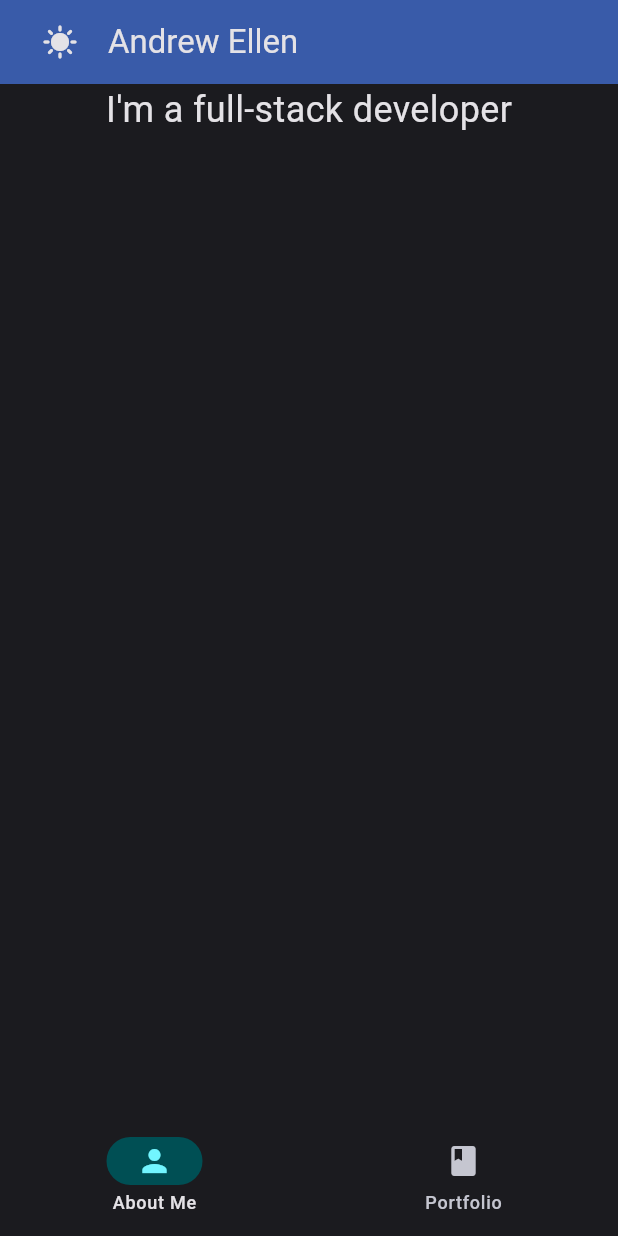
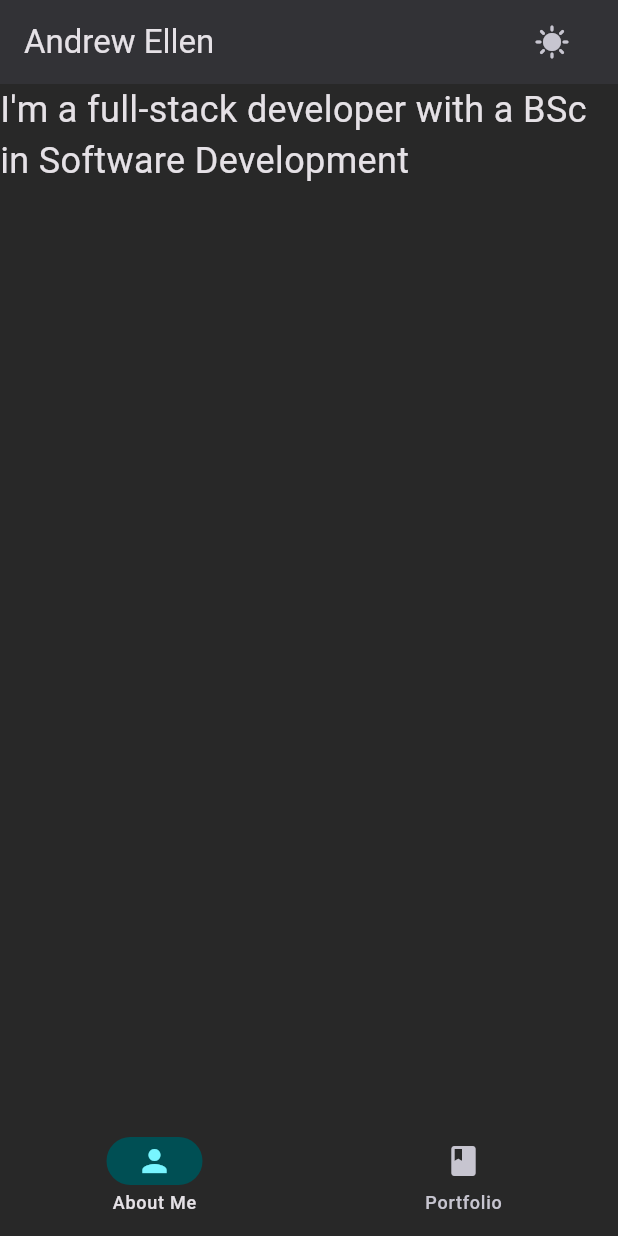
Before and after one commit to AndrewEllen/flutter_portfolio_website, a Flutter app: the screen it shows after launch, on a phone screen of 412 x 824 dp. Run offline on Flutter 3.47's test engine with Material 3 defaults, Android fonts, the phone set to English and light mode, and no system bars.

Commit message:
Adjusted colours and fixed navbar issue on page change

```diff
--- a/lib/main.dart
+++ b/lib/main.dart
@@ -105,6 +105,7 @@
                         setState(() {
                           currentPageIndex = index;
                         });
+                        context.read<ThemeProvider>().changeScrollState(false);
                       },
                       selectedIndex: currentPageIndex,
                     ),
@@ -115,9 +116,28 @@
           : const SizedBox.shrink(),
       body: Row(
         children: [
+          Expanded(
+            child: ListView(
+              shrinkWrap: false,
+              controller: scrollController,
+              children: [
+                AnimatedSwitcher(
+                  duration: const Duration(milliseconds: 100),
+                  transitionBuilder:
+                      (Widget child, Animation<double> animation) {
+                    return FadeTransition(
+                      opacity: animation,
+                      child: child,
+                    );
+                  },
+                  child: pages[currentPageIndex],
+                ),
+              ],
+            ),
+          ),
           desktopMode
               ? NavigationRail(
-                  backgroundColor: Theme.of(context).colorScheme.inversePrimary,
+            backgroundColor: Theme.of(context).colorScheme.surface,
             leading: AnimatedSwitcher(
               duration: const Duration(milliseconds: 250),
               transitionBuilder:
@@ -152,29 +172,11 @@
               setState(() {
                 currentPageIndex = index;
               });
+              context.read<ThemeProvider>().changeScrollState(false);
             },
             selectedIndex: currentPageIndex,
           )
               : const SizedBox.shrink(),
-          Expanded(
-            child: ListView(
-              shrinkWrap: false,
-              controller: scrollController,
-              children: [
-                AnimatedSwitcher(
-                  duration: const Duration(milliseconds: 100),
-                  transitionBuilder:
-                      (Widget child, Animation<double> animation) {
-                    return FadeTransition(
-                      opacity: animation,
-                      child: child,
-                    );
-                  },
-                  child: pages[currentPageIndex],
-                ),
-              ],
-            ),
-          ),
         ],
       ),
     );
--- a/lib/pages/about_page.dart
+++ b/lib/pages/about_page.dart
@@ -11,7 +11,7 @@ class AboutPage extends StatelessWidget {
       children: [
 
         Text(
-          "I'm a full-stack developer",
+          "I'm a full-stack developer with a BSc in Software Development",
           style: TextStyle(
             fontSize: 24,
           ),
--- a/lib/theme.dart
+++ b/lib/theme.dart
@@ -2,68 +2,68 @@ import 'package:flutter/material.dart';
 
 const lightColorScheme = ColorScheme(
   brightness: Brightness.light,
-  primary: Color(0xFF395BA9),
+  primary: Color(0xFF3C49E2),
   onPrimary: Color(0xFFFFFFFF),
-  primaryContainer: Color(0xFFDAE2FF),
-  onPrimaryContainer: Color(0xFF001947),
+  primaryContainer: Color(0xFFE0E0FF),
+  onPrimaryContainer: Color(0xFF000569),
   secondary: Color(0xFF00696F),
   onSecondary: Color(0xFFFFFFFF),
-  secondaryContainer: Color(0xFF72F5FF),
+  secondaryContainer: Color(0xFF78F5FF),
   onSecondaryContainer: Color(0xFF002022),
-  tertiary: Color(0xFF00687C),
+  tertiary: Color(0xFF006C4C),
   onTertiary: Color(0xFFFFFFFF),
-  tertiaryContainer: Color(0xFFB0ECFF),
-  onTertiaryContainer: Color(0xFF001F27),
+  tertiaryContainer: Color(0xFF89F8C6),
+  onTertiaryContainer: Color(0xFF002114),
   error: Color(0xFFBA1A1A),
   errorContainer: Color(0xFFFFDAD6),
   onError: Color(0xFFFFFFFF),
   onErrorContainer: Color(0xFF410002),
-  background: Color(0xFFFEFBFF),
+  background: Color(0xFFFFFBFF),
   onBackground: Color(0xFF1B1B1F),
-  surface: Color(0xFFFEFBFF),
+  surface: Color(0xFFFFFFFF),
   onSurface: Color(0xFF1B1B1F),
-  surfaceVariant: Color(0xFFE1E2EC),
-  onSurfaceVariant: Color(0xFF44464F),
-  outline: Color(0xFF757780),
-  onInverseSurface: Color(0xFFF2F0F4),
+  surfaceVariant: Color(0xFFE3E1EC),
+  onSurfaceVariant: Color(0xFF46464F),
+  outline: Color(0xFF777680),
+  onInverseSurface: Color(0xFFF3F0F4),
   inverseSurface: Color(0xFF303034),
-  inversePrimary: Color(0xFFB1C5FF),
+  inversePrimary: Color(0xFFBEC2FF),
   shadow: Color(0xFF000000),
-  surfaceTint: Color(0xFF395BA9),
-  outlineVariant: Color(0xFFC5C6D0),
+  surfaceTint: Color(0xFF3C49E2),
+  outlineVariant: Color(0xFFC7C5D0),
   scrim: Color(0xFF000000),
 );
 
 const darkColorScheme = ColorScheme(
   brightness: Brightness.dark,
-  primary: Color(0xFFB1C5FF),
-  onPrimary: Color(0xFF002C71),
-  primaryContainer: Color(0xFF1D438F),
-  onPrimaryContainer: Color(0xFFDAE2FF),
-  secondary: Color(0xFF41DAE4),
-  onSecondary: Color(0xFF00373A),
+  primary: Color(0xFFBEC2FF),
+  onPrimary: Color(0xFF000CA6),
+  primaryContainer: Color(0xFF1E2ACB),
+  onPrimaryContainer: Color(0xFFE0E0FF),
+  secondary: Color(0xFF4DD9E4),
+  onSecondary: Color(0xFF00363A),
   secondaryContainer: Color(0xFF004F54),
-  onSecondaryContainer: Color(0xFF72F5FF),
-  tertiary: Color(0xFF57D6F6),
-  onTertiary: Color(0xFF003641),
-  tertiaryContainer: Color(0xFF004E5E),
-  onTertiaryContainer: Color(0xFFB0ECFF),
+  onSecondaryContainer: Color(0xFF78F5FF),
+  tertiary: Color(0xFF6CDBAB),
+  onTertiary: Color(0xFF003826),
+  tertiaryContainer: Color(0xFF005138),
+  onTertiaryContainer: Color(0xFF89F8C6),
   error: Color(0xFFFFB4AB),
   errorContainer: Color(0xFF93000A),
   onError: Color(0xFF690005),
   onErrorContainer: Color(0xFFFFDAD6),
   background: Color(0xFF1B1B1F),
-  onBackground: Color(0xFFE4E2E6),
-  surface: Color(0xFF1B1B1F),
-  onSurface: Color(0xFFE4E2E6),
-  surfaceVariant: Color(0xFF44464F),
-  onSurfaceVariant: Color(0xFFC5C6D0),
-  outline: Color(0xFF8F9099),
+  onBackground: Color(0xFFE5E1E6),
+  surface: Color.fromRGBO(40, 40, 40, 1.0),
+  onSurface: Color(0xFFE5E1E6),
+  surfaceVariant: Color(0xFF46464F),
+  onSurfaceVariant: Color(0xFFC7C5D0),
+  outline: Color(0xFF91909A),
   onInverseSurface: Color(0xFF1B1B1F),
-  inverseSurface: Color(0xFFE4E2E6),
-  inversePrimary: Color(0xFF395BA9),
+  inverseSurface: Color(0xFFE5E1E6),
+  inversePrimary: Color(0xFF3C49E2),
   shadow: Color(0xFF000000),
-  surfaceTint: Color(0xFFB1C5FF),
-  outlineVariant: Color(0xFF44464F),
+  surfaceTint: Color(0xFFBEC2FF),
+  outlineVariant: Color(0xFF46464F),
   scrim: Color(0xFF000000),
 );
--- a/lib/widgets/custom_appbar.dart
+++ b/lib/widgets/custom_appbar.dart
@@ -71,6 +71,11 @@ class _CustomAppBarState extends State<CustomAppBar> {
 
   @override
   Widget build(BuildContext context) {
+
+    if (!context.watch<ThemeProvider>().isScrolled) {
+      _display = true;
+    }
+
     return _display ? TweenAnimationBuilder(
       tween: Tween<double>(begin: 0 , end: widget.preferredSize.height),
       duration: duration,
@@ -78,7 +83,8 @@ class _CustomAppBarState extends State<CustomAppBar> {
         return SizedBox(
           height: value,
           child: AppBar(
-            leading: AnimatedSwitcher(
+            elevation: 2,
+            actions: [AnimatedSwitcher(
               duration: duration,
               transitionBuilder: (Widget child, Animation<double> animation) {
                 return SlideTransition(
@@ -90,15 +96,15 @@ class _CustomAppBarState extends State<CustomAppBar> {
                 );
               },
               child: !context.watch<ThemeProvider>().isScrolled ? Padding(
-                padding: const EdgeInsets.only(left: 20.0),
+                padding: const EdgeInsets.only(right: 20.0),
                 child: IconButton(
                   onPressed: () => context.read<ThemeProvider>().changeThemeMode(),
                   icon: const Icon(Icons.sunny),
                 ),
               ) : null,
-            ),
+            )],
             automaticallyImplyLeading: false,
-            backgroundColor: Theme.of(context).colorScheme.inversePrimary.withOpacity(1),
+            backgroundColor: Theme.of(context).colorScheme.surface,
             title: Text(widget.title),
           ),
         );
@@ -110,7 +116,7 @@ class _CustomAppBarState extends State<CustomAppBar> {
         return SizedBox(
           height: value,
           child: AppBar(
-            leading: AnimatedSwitcher(
+            actions: [AnimatedSwitcher(
               duration: duration,
               transitionBuilder: (Widget child, Animation<double> animation) {
                 return SlideTransition(
@@ -122,15 +128,15 @@ class _CustomAppBarState extends State<CustomAppBar> {
                 );
               },
               child: !context.watch<ThemeProvider>().isScrolled ? Padding(
-                padding: const EdgeInsets.only(left: 20.0),
+                padding: const EdgeInsets.only(right: 20.0),
                 child: IconButton(
                   onPressed: () => context.read<ThemeProvider>().changeThemeMode(),
                   icon: const Icon(Icons.sunny),
                 ),
               ) : null,
-            ),
+            )],
             automaticallyImplyLeading: false,
-            backgroundColor: Theme.of(context).colorScheme.inversePrimary.withOpacity(1),
+            backgroundColor: Theme.of(context).colorScheme.surface,
             title: Text(widget.title),
           ),
         );
```
Lines whose indentation alone changed are shown as unchanged.
